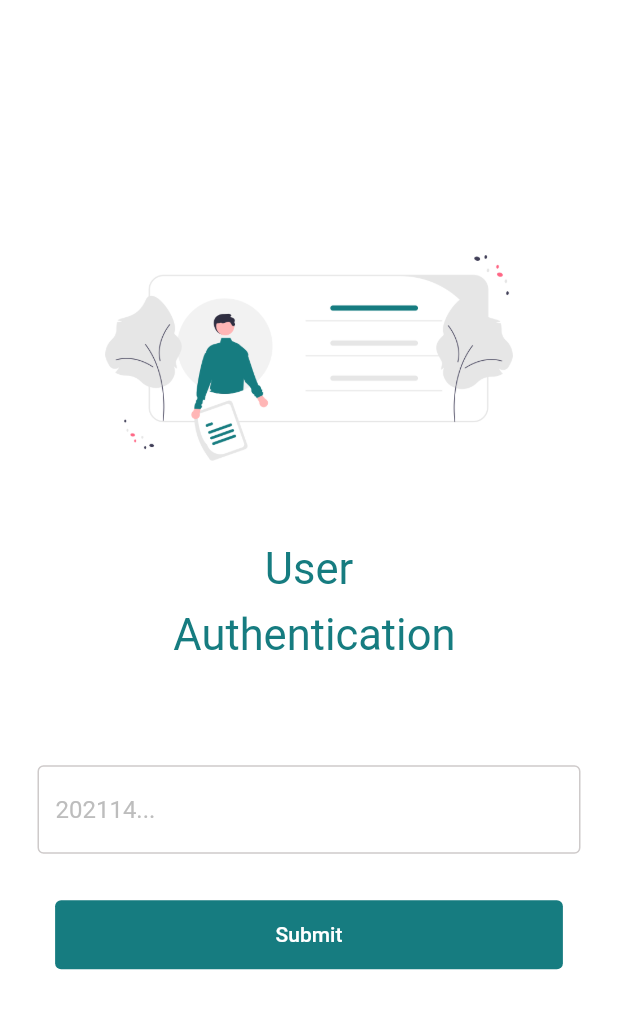
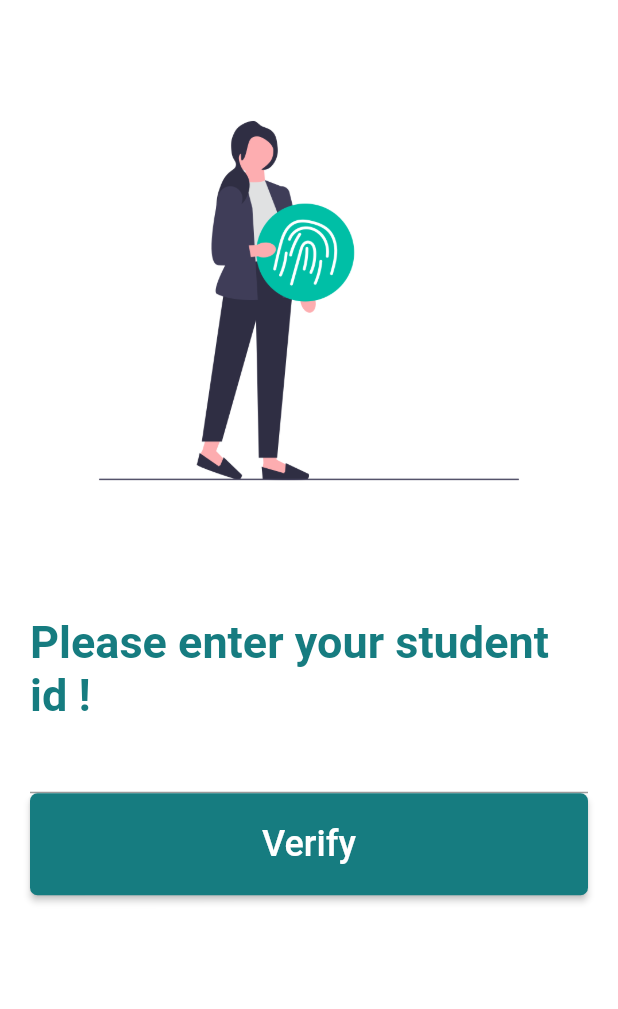
Before and after one commit to neo-sram/CalendrierOne, a Flutter app: the StudentAuth screen opened by its route, on a phone screen of 412 x 824 dp. Shown: the top 1009 px of the screen. Run offline on Flutter 3.47's test engine with Material 2 defaults, Android fonts, the phone set to English and light mode, and no system bars; our stand-ins replace dio, hexcolor; missing offline and left inert: json_serializable.

Commit message:
auth page 'completed'

```diff
--- a/lib/main.dart
+++ b/lib/main.dart
@@ -3,6 +3,7 @@
 import 'package:calendrier/ui/const/colors.dart';
 import 'package:calendrier/ui/pages/get_started.dart';
 import 'package:calendrier/ui/pages/onBoarding/auth.dart';
+import 'package:calendrier/ui/pages/onBoarding/workspace_name.dart';
 import 'package:flutter/material.dart';
 
 void main() {
@@ -27,6 +28,9 @@ class Calendrier extends StatelessWidget {
         "/auth": (context) {
           return const StudentAuth();
         },
+        "/home": (context) {
+          return const WorkSpaceName();
+        },
       },
     );
   }
--- a/lib/ui/pages/onBoarding/auth.dart
+++ b/lib/ui/pages/onBoarding/auth.dart
@@ -1,87 +1,80 @@
-import 'package:calendrier/ui/const/colors.dart';
+import 'package:calendrier/ui/pages/onBoarding/workspace_name.dart';
 import 'package:flutter/material.dart';
 import '../../widgets/reusable.dart';
+import 'package:calendrier/ui/const/colors.dart';
 
 class StudentAuth extends StatelessWidget {
   const StudentAuth({super.key});
 
   @override
   Widget build(BuildContext context) {
-    final validId = GlobalKey<FormState>();
-    final idController = TextEditingController();
+    final authKey = GlobalKey<FormState>();
+    RegExp idRegex = RegExp(r'^2021524160\d{3}$');
     return Scaffold(
-      body: SingleChildScrollView(
-        child: Center(
+      body: SafeArea(
         child: Padding(
-            padding: const EdgeInsets.only(top: 90, left: 25, right: 25),
+          padding: const EdgeInsets.all(20.0),
           child: Column(
-              crossAxisAlignment: CrossAxisAlignment.start,
             children: [
-                space(value: 50.0),
-                Image.asset("assets/images/auth_illus.png"),
-                space(value: 25.0),
-                Center(
-                  child: Text(
-                    "User",
-                    style: TextStyle(fontSize: 29, color: primaryColor),
+              space(value: 30.0),
+              Image.asset('assets/images/auth.png'),
+              space(value: 60.0),
+              Text(
+                'Please enter your student id !',
+                style: TextStyle(
+                  fontSize: 30,
+                  fontWeight: FontWeight.bold,
+                  color: primaryColor,
                 ),
               ),
-                space(value: 10),
-                Center(
-                  child: Text(
-                    " Authentication",
-                    style: TextStyle(fontSize: 29, color: primaryColor),
-                  ),
-                ),
-                space(value: 70.0),
+              Form(
+                key: authKey,
+                child: Column(
+                  children: <Widget>[
                     TextFormField(
-                  autovalidateMode: AutovalidateMode.onUserInteraction,
-                  controller: idController,
                       validator: (value) {
-                    if (value!.contains("@")) {
-                      return "value must be a valid id";
-                    } else if (value.isEmpty) {
-                      return "id must not be empty";
-                    } else if (value.length < 13 || value.length > 13) {
-                      return "id not valid";
+                        if (value == null || value.isEmpty) {
+                          return "please enter a text !";
+                        } else if (!idRegex.hasMatch(value)) {
+                          return 'Id not valid !!';
                         }
                         return null;
                       },
-                  cursorColor: primaryColor,
-                  decoration: InputDecoration(
-                    hintText: "202114...",
-                    hintStyle: TextStyle(color: Colors.grey[400]),
-                    enabled: true,
-                    border: const OutlineInputBorder(),
-                    focusedBorder: const OutlineInputBorder(
-                      borderSide: BorderSide(
-                        color: Colors.green,
+                    ),
+                    ElevatedButton(
+                      style: ElevatedButton.styleFrom(
+                        foregroundColor: secondColor,
+                        backgroundColor: primaryColor,
+                        padding: const EdgeInsets.all(20.0),
+                        shape: RoundedRectangleBorder(
+                          borderRadius: BorderRadius.circular(5.0),
                         ),
                       ),
-                    enabledBorder: const OutlineInputBorder(
-                      borderSide: BorderSide(
-                        color: Color.fromARGB(255, 206, 202, 202),
-                      ),
-                    ),
-                  ),
-                ),
-                space(value: 30),
-                Center(
-                  child: ElevatedButton(
-                    style: ElevatedButton.styleFrom(
-                      elevation: 0.0,
-                      backgroundColor: primaryColor,
-                      padding: const EdgeInsetsDirectional.symmetric(
-                        vertical: 15,
-                        horizontal: 147,
-                      ),
-                    ),
-                    onPressed: () {},
-                    child: const Text("Submit"),
-                  ),
+                      onPressed: () {
+                        if (authKey.currentState!.validate()) {
+                          Navigator.pushNamed(
+                            context,
+                            '/home',
+                            arguments: const WorkSpaceName(),
+                          );
+                        }
+                      },
+                      child: const Row(
+                        crossAxisAlignment: CrossAxisAlignment.center,
+                        mainAxisAlignment: MainAxisAlignment.center,
+                        children: [
+                          Text(
+                            "Verify",
+                            style: TextStyle(fontSize: 24),
                           ),
                         ],
                       ),
+                    )
+                  ],
+                ),
+              ),
+              space(value: 30.0),
+            ],
           ),
         ),
       ),
--- a/pubspec.yaml
+++ b/pubspec.yaml
@@ -38,6 +38,7 @@ dependencies:
   flutter:
     sdk: flutter
   json_serializable: ^6.6.1
+  google_sign_in: ^6.1.4
 
 dev_dependencies:
   build_runner: ^2.3.3
```
Also changed, not shown: pubspec.lock. Lines whose indentation alone changed are shown as unchanged.
